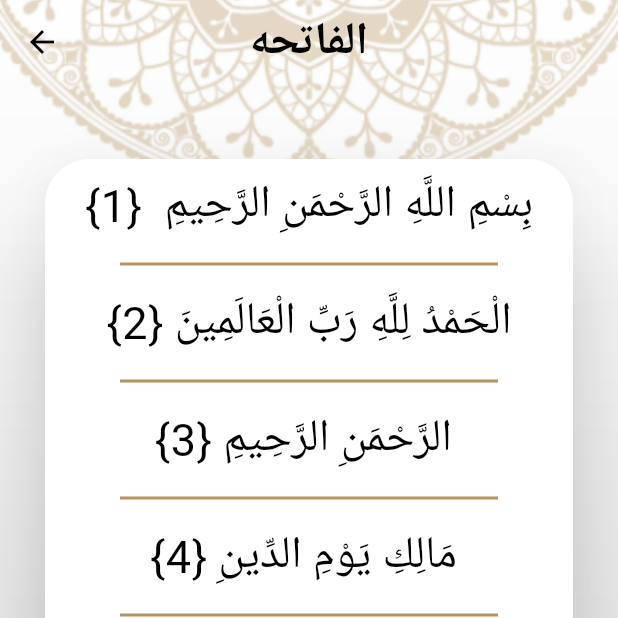
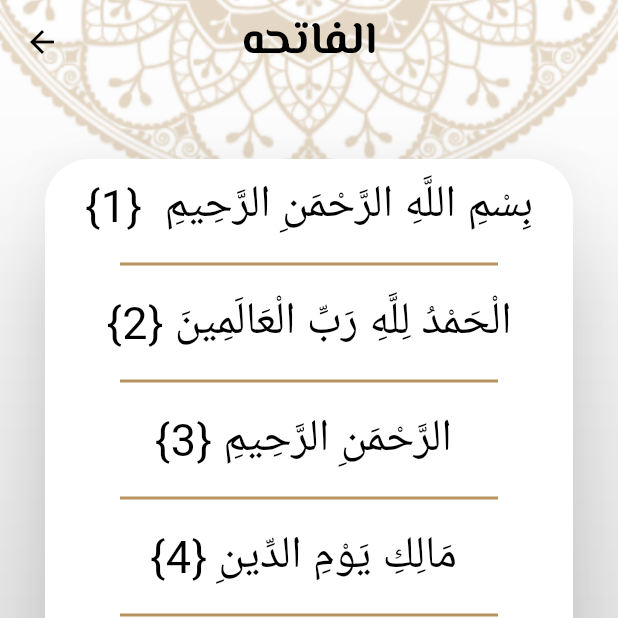
Before and after one commit to yousfraafat/islami, a Flutter app: the screen it shows after launch, after a tap on "الفاتحه", on a phone screen of 412 x 824 dp, the top half of it. Run offline on Flutter 3.47's test engine with Material 3 defaults, Android fonts, the light colour scheme and no system bars.

Commit message:
feat:add fonts

```diff
--- a/lib/my_theme_data.dart
+++ b/lib/my_theme_data.dart
@@ -12,10 +12,16 @@ class MyThemeData {
     cardColor: Colors.white,
     textTheme: TextTheme(
       titleLarge: TextStyle(
-          color: Colors.black, fontSize: 30, fontWeight: FontWeight.bold),
+          color: Colors.black,
+          fontSize: 30,
+          fontWeight: FontWeight.bold,
+          fontFamily: 'El_Messiri'),
       titleMedium: TextStyle(
-          color: Colors.black, fontSize: 25, fontWeight: FontWeight.bold),
-      bodyLarge: TextStyle(color: Colors.black, fontSize: 30,),
+          color: Colors.black,
+          fontSize: 25,
+          fontWeight: FontWeight.bold,
+          fontFamily: 'El_Messiri'),
+      bodyLarge: TextStyle(color: Colors.black, fontSize: 30),
     ),
     appBarTheme: AppBarTheme(
       iconTheme: IconThemeData(color: Colors.black),
@@ -25,6 +31,7 @@ class MyThemeData {
         color: Colors.black,
         fontSize: 30,
         fontWeight: FontWeight.bold,
+          fontFamily: 'El_Messiri'
       ),
     ),
     scaffoldBackgroundColor: Colors.transparent,
```
Also changed, not shown: pubspec.yaml (+9 -11 lines), assets/fonts/ElMessiri_Bold.ttf (added), assets/fonts/ElMessiri_SemiBold.ttf (added), assets/fonts/Inter_Regular.ttf (added), 3 other files.
